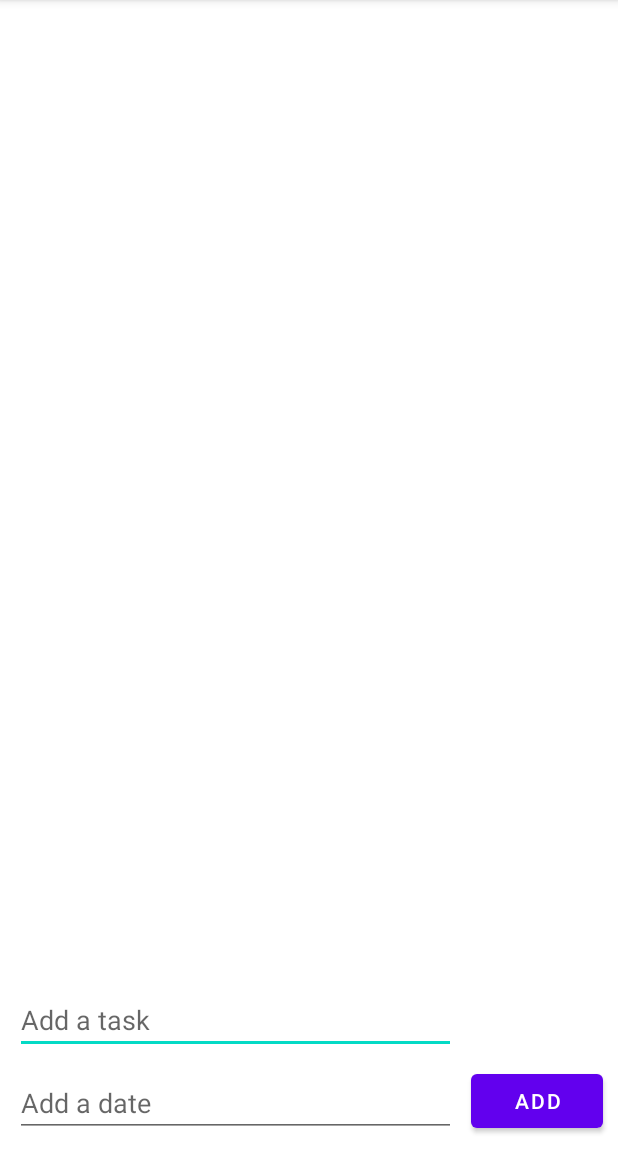
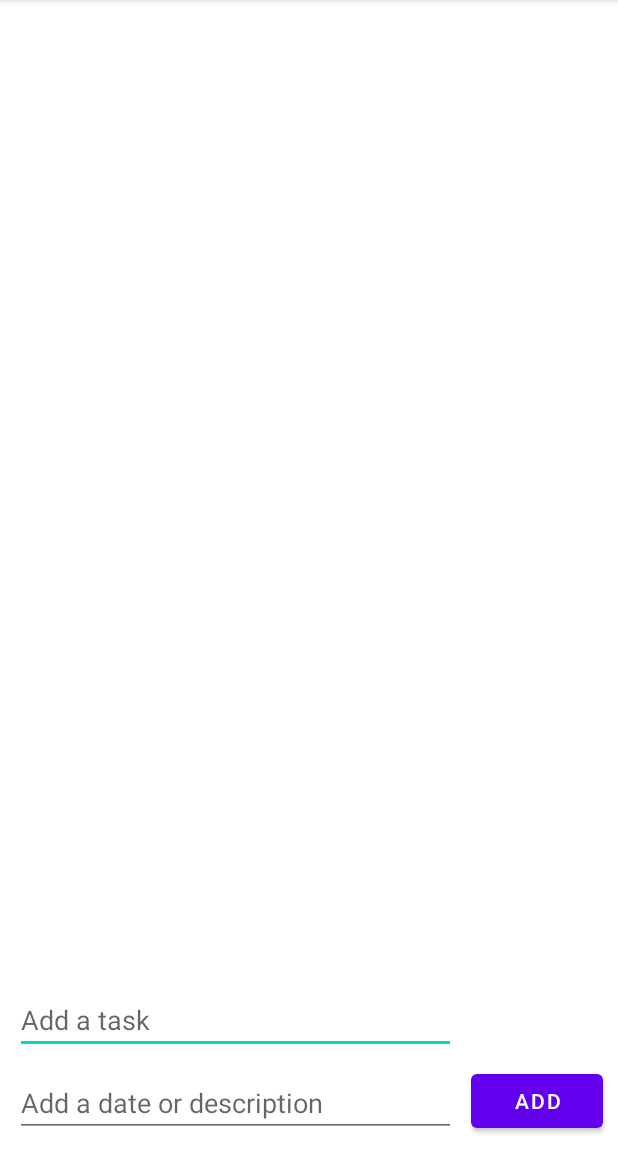
Before and after one commit to yih365/ToDoApp, an Android app: the screen it shows after launch (MainActivity), after a tap on "ADD", on a phone screen of 412 x 824 dp, the part 84-1236 px from its top. Run offline under Robolectric (Android 15) with nearby library versions, the phone set to English and light mode, and no system bars.

Commit message:
add date or description

```diff
--- a/app/src/main/res/layout/activity_main.xml
+++ b/app/src/main/res/layout/activity_main.xml
@@ -33,7 +33,7 @@
         android:layout_height="wrap_content"
         android:layout_margin="10dp"
         android:layout_marginBottom="56dp"
-        android:hint="Add a date"
+        android:hint="Add a date or description"
         app:layout_constraintBottom_toBottomOf="parent"
         app:layout_constraintEnd_toStartOf="@+id/addTaskButton"
         app:layout_constraintStart_toStartOf="parent" />
```
